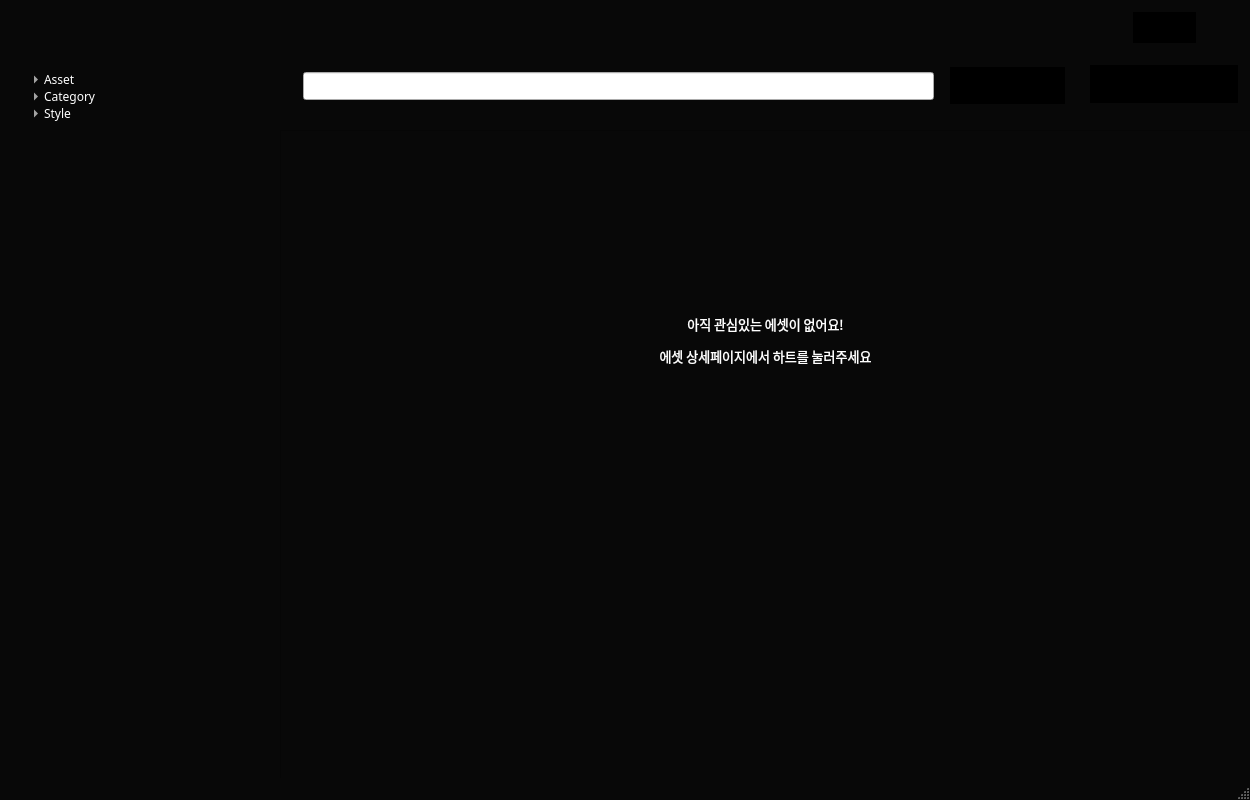
Qt form gui/asset_main2.ui (oventd/NA_Spirit) before a commit.
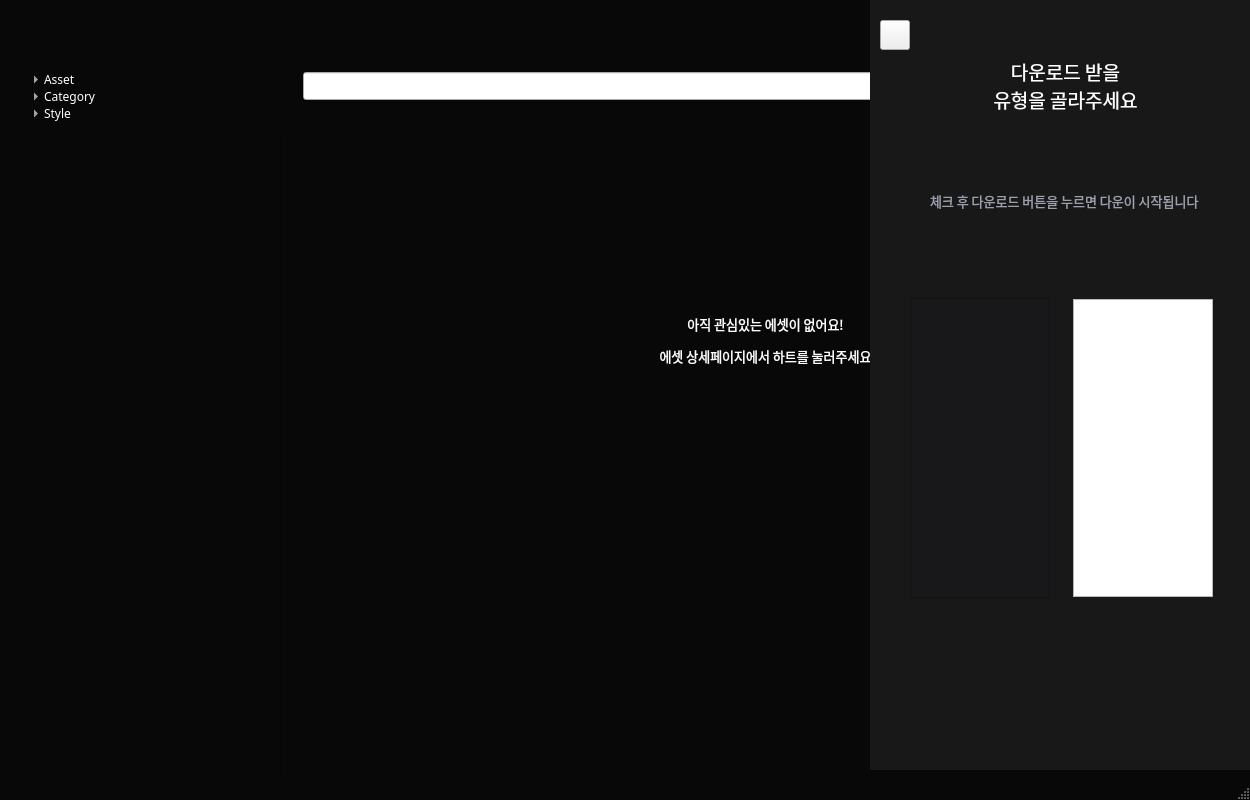
The same form after that commit. The open tabs and pages were chosen to show the change. Icons and pictures are not drawn.

What changed in the file:
```diff
--- a/gui/asset_main2.ui
+++ b/gui/asset_main2.ui
@@ -1659,7 +1659,318 @@
      <zorder>like_btn</zorder>
      <zorder>stackedWidget_2</zorder>
     </widget>
-    <widget class="QWidget" name="page_4"/>
+    <widget class="QWidget" name="page_4">
+     <widget class="QListWidget" name="download_listwidget">
+      <property name="geometry">
+       <rect>
+        <x>203</x>
+        <y>299</y>
+        <width>140</width>
+        <height>298</height>
+       </rect>
+      </property>
+      <property name="styleSheet">
+       <string notr="true"/>
+      </property>
+     </widget>
+     <widget class="QLabel" name="ready_download">
+      <property name="geometry">
+       <rect>
+        <x>226</x>
+        <y>245</y>
+        <width>91</width>
+        <height>31</height>
+       </rect>
+      </property>
+      <property name="font">
+       <font>
+        <family>Pretendard Variable</family>
+        <pointsize>8</pointsize>
+       </font>
+      </property>
+      <property name="styleSheet">
+       <string notr="true">color:#a3a3a3</string>
+      </property>
+      <property name="text">
+       <string/>
+      </property>
+      <property name="pixmap">
+       <pixmap>../../../../../nas/spirit/asset_project/source/popup_source/saved.png</pixmap>
+      </property>
+     </widget>
+     <widget class="QPushButton" name="download_format_touch_area">
+      <property name="geometry">
+       <rect>
+        <x>105</x>
+        <y>124</y>
+        <width>181</width>
+        <height>51</height>
+       </rect>
+      </property>
+      <property name="styleSheet">
+       <string notr="true">QPushButton {
+    background: transparent;  /* 배경 투명 */
+    border: none;  /* 테두리 제거 */
+}</string>
+      </property>
+      <property name="text">
+       <string/>
+      </property>
+     </widget>
+     <widget class="QLabel" name="download_format_label">
+      <property name="geometry">
+       <rect>
+        <x>125</x>
+        <y>135</y>
+        <width>139</width>
+        <height>28</height>
+       </rect>
+      </property>
+      <property name="font">
+       <font>
+        <family>Pretendard Variable</family>
+        <pointsize>14</pointsize>
+       </font>
+      </property>
+      <property name="styleSheet">
+       <string notr="true">color : #ffffff</string>
+      </property>
+      <property name="text">
+       <string/>
+      </property>
+      <property name="pixmap">
+       <pixmap>../../../../../nas/spirit/asset_project/source/popup_source/reference_toggle.png</pixmap>
+      </property>
+     </widget>
+     <widget class="QLabel" name="label_9">
+      <property name="geometry">
+       <rect>
+        <x>60</x>
+        <y>180</y>
+        <width>281</width>
+        <height>41</height>
+       </rect>
+      </property>
+      <property name="font">
+       <font>
+        <family>Pretendard Variable</family>
+        <pointsize>10</pointsize>
+       </font>
+      </property>
+      <property name="styleSheet">
+       <string notr="true">color : #9CA0AC</string>
+      </property>
+      <property name="text">
+       <string>체크 후 다운로드 버튼을 누르면 다운이 시작됩니다</string>
+      </property>
+      <property name="wordWrap">
+       <bool>true</bool>
+      </property>
+     </widget>
+     <widget class="QLabel" name="label_7">
+      <property name="geometry">
+       <rect>
+        <x>90</x>
+        <y>60</y>
+        <width>211</width>
+        <height>51</height>
+       </rect>
+      </property>
+      <property name="font">
+       <font>
+        <family>Pretendard Variable</family>
+        <pointsize>14</pointsize>
+       </font>
+      </property>
+      <property name="styleSheet">
+       <string notr="true">color : #ffffff</string>
+      </property>
+      <property name="text">
+       <string>다운로드 받을 
+유형을 골라주세요</string>
+      </property>
+      <property name="alignment">
+       <set>Qt::AlignCenter</set>
+      </property>
+      <property name="wordWrap">
+       <bool>true</bool>
+      </property>
+     </widget>
+     <widget class="QListWidget" name="haved_asset">
+      <property name="geometry">
+       <rect>
+        <x>40</x>
+        <y>298</y>
+        <width>140</width>
+        <height>300</height>
+       </rect>
+      </property>
+      <property name="styleSheet">
+       <string notr="true">background-color: #18181B; 
+color:#ffffff;
+</string>
+      </property>
+      <item>
+       <property name="text">
+        <string/>
+       </property>
+       <property name="font">
+        <font>
+         <family>Pretendard Variable</family>
+         <pointsize>10</pointsize>
+        </font>
+       </property>
+       <property name="checkState">
+        <enum>Unchecked</enum>
+       </property>
+      </item>
+     </widget>
+     <widget class="QPushButton" name="cancel_touch_area">
+      <property name="geometry">
+       <rect>
+        <x>59</x>
+        <y>659</y>
+        <width>131</width>
+        <height>51</height>
+       </rect>
+      </property>
+      <property name="styleSheet">
+       <string notr="true">QPushButton {
+    background: transparent;  /* 배경 투명 */
+    border: none;  /* 테두리 제거 */
+}</string>
+      </property>
+      <property name="text">
+       <string/>
+      </property>
+     </widget>
+     <widget class="QLabel" name="label_8">
+      <property name="geometry">
+       <rect>
+        <x>58</x>
+        <y>650</y>
+        <width>281</width>
+        <height>71</height>
+       </rect>
+      </property>
+      <property name="font">
+       <font>
+        <family>Pretendard Variable</family>
+        <pointsize>10</pointsize>
+       </font>
+      </property>
+      <property name="styleSheet">
+       <string notr="true">color : #9CA0AC</string>
+      </property>
+      <property name="text">
+       <string/>
+      </property>
+      <property name="pixmap">
+       <pixmap>../../../../../nas/spirit/asset_project/source/popup_source/down_btn.png</pixmap>
+      </property>
+      <property name="wordWrap">
+       <bool>true</bool>
+      </property>
+     </widget>
+     <widget class="QPushButton" name="exit_btn_2">
+      <property name="geometry">
+       <rect>
+        <x>10</x>
+        <y>20</y>
+        <width>30</width>
+        <height>30</height>
+       </rect>
+      </property>
+      <property name="font">
+       <font>
+        <family>PT Sans</family>
+        <pointsize>24</pointsize>
+        <weight>50</weight>
+        <bold>false</bold>
+       </font>
+      </property>
+      <property name="styleSheet">
+       <string notr="true"/>
+      </property>
+      <property name="text">
+       <string/>
+      </property>
+      <property name="icon">
+       <iconset>
+        <normaloff>../../../../../../../nas/spirit/asset_project/source/ic___white.png</normaloff>../../../../../../../nas/spirit/asset_project/source/ic___white.png</iconset>
+      </property>
+      <property name="iconSize">
+       <size>
+        <width>30</width>
+        <height>30</height>
+       </size>
+      </property>
+     </widget>
+     <widget class="QPushButton" name="download_touch_area">
+      <property name="geometry">
+       <rect>
+        <x>195</x>
+        <y>659</y>
+        <width>131</width>
+        <height>51</height>
+       </rect>
+      </property>
+      <property name="styleSheet">
+       <string notr="true">QPushButton {
+    background: transparent;  /* 배경 투명 */
+    border: none;  /* 테두리 제거 */
+}</string>
+      </property>
+      <property name="text">
+       <string/>
+      </property>
+     </widget>
+     <widget class="QLabel" name="label_6">
+      <property name="geometry">
+       <rect>
+        <x>0</x>
+        <y>0</y>
+        <width>391</width>
+        <height>770</height>
+       </rect>
+      </property>
+      <property name="styleSheet">
+       <string notr="true">background-color:#181818;</string>
+      </property>
+      <property name="text">
+       <string/>
+      </property>
+     </widget>
+     <widget class="QLabel" name="already_download">
+      <property name="geometry">
+       <rect>
+        <x>70</x>
+        <y>240</y>
+        <width>87</width>
+        <height>41</height>
+       </rect>
+      </property>
+      <property name="text">
+       <string/>
+      </property>
+      <property name="pixmap">
+       <pixmap>../../../../../nas/spirit/asset_project/source/popup_source/down_list.png</pixmap>
+      </property>
+     </widget>
+     <zorder>label_6</zorder>
+     <zorder>download_listwidget</zorder>
+     <zorder>ready_download</zorder>
+     <zorder>download_format_touch_area</zorder>
+     <zorder>download_format_label</zorder>
+     <zorder>label_9</zorder>
+     <zorder>label_7</zorder>
+     <zorder>haved_asset</zorder>
+     <zorder>cancel_touch_area</zorder>
+     <zorder>label_8</zorder>
+     <zorder>exit_btn_2</zorder>
+     <zorder>download_touch_area</zorder>
+     <zorder>already_download</zorder>
+    </widget>
    </widget>
    <widget class="QLabel" name="like_empty_notice">
     <property name="geometry">
```
Left out of the diff: 46 changed lines with no effect on the pictures.
